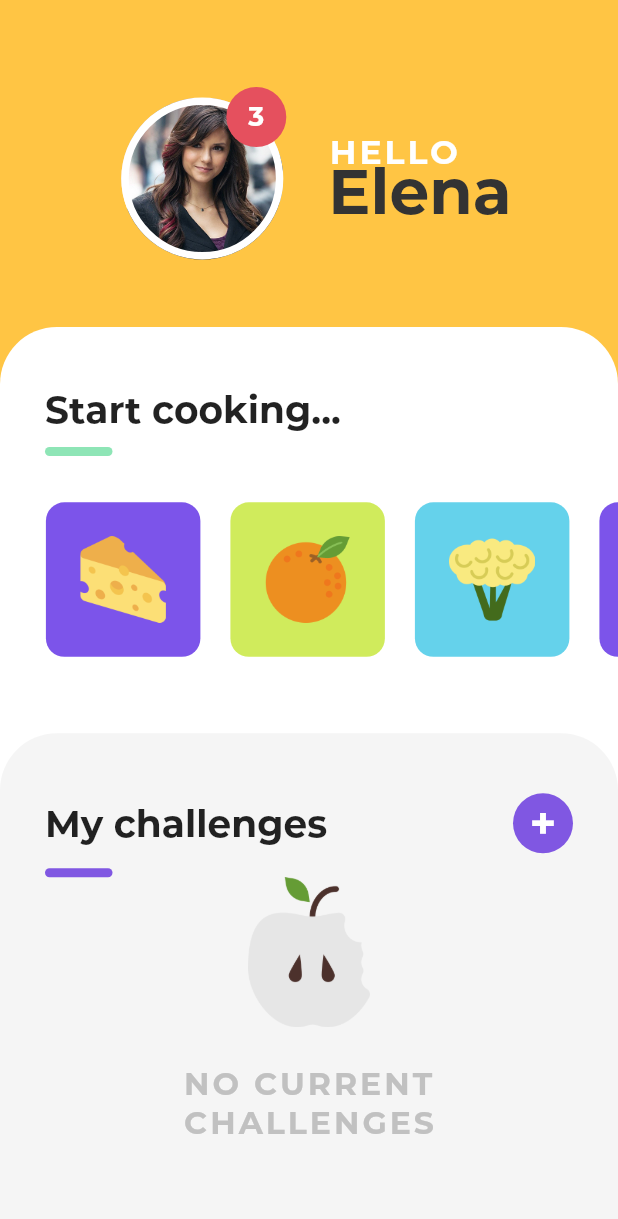
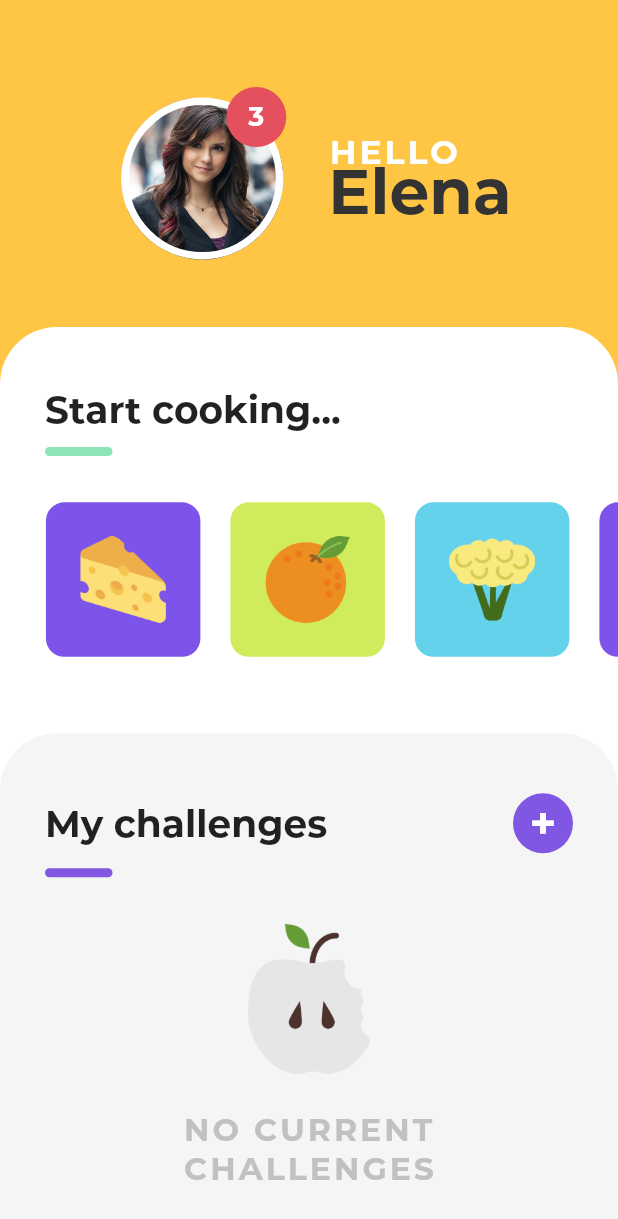
Before and after one commit to PabiGamito/cookoff, a Flutter app: the screen it shows after launch, on a phone screen of 412 x 824 dp. Shown: the top 1219 px of the screen. Run offline on Flutter 3.47's test engine with Material 2 defaults, Android fonts, the phone set to English and light mode, and no system bars; our stand-ins replace bloc, cloud_firestore, equatable; accounts and stored records are empty; generated files the repository leaves out were written again.

Commit message:
Expand challenges section to fill rest

```diff
--- a/app/lib/widgets/challanges_section.dart
+++ b/app/lib/widgets/challanges_section.dart
@@ -42,7 +42,8 @@ class ChallengesSection extends StatelessWidget {
               ],
             ),
           ),
-          StreamBuilder<Iterable<Challenge>>(
+          Expanded(
+            child: StreamBuilder<Iterable<Challenge>>(
               stream: _challengeProvider.challengesStream('elena'),
               builder: (BuildContext context,
                   AsyncSnapshot<Iterable<Challenge>> snapshots) {
@@ -50,12 +51,13 @@ class ChallengesSection extends StatelessWidget {
                   if (snapshots.data.length == 0) {
                     return NoChallenges();
                   } else {
-                  return Expanded(child: ChallengesList(snapshots.data));
+                    return ChallengesList(snapshots.data);
                   }
                 }
 
                 return NoChallenges();
               },
+            ),
           ),
         ],
       );
@@ -185,8 +187,14 @@ class _TimeLeftWidgetState extends State<TimeLeftWidget>
 
   _TimeLeftWidgetState(this._endTimestamp);
 
+  Duration timeLeft() {
+    return _endTimestamp.difference(DateTime.now());
+  }
+
   @override
   Widget build(BuildContext context) => Row(
-        children: <Widget>[],
+        children: <Widget>[
+          if (timeLeft().inHours > 0) Text(timeLeft().inHours.toString()),
+        ],
       );
 }
```
Lines whose indentation alone changed are shown as unchanged.
